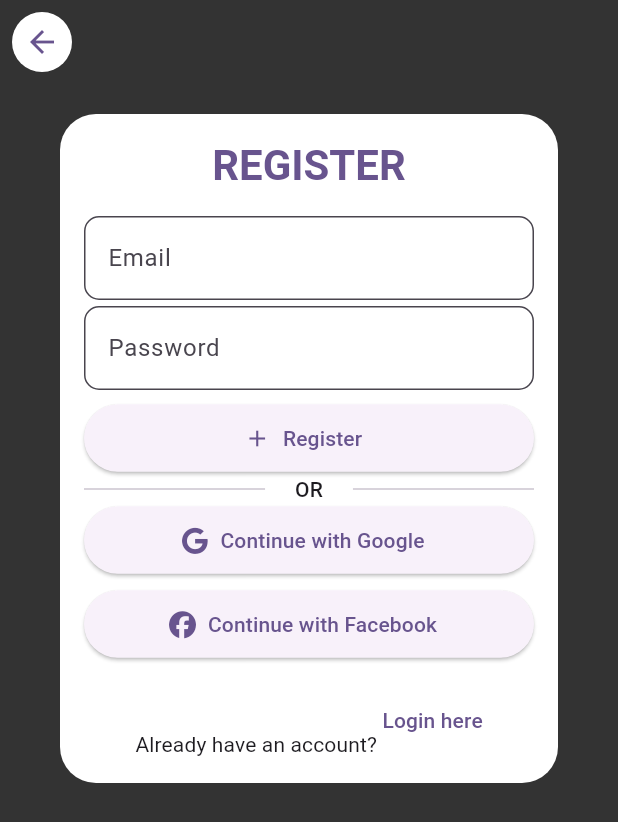
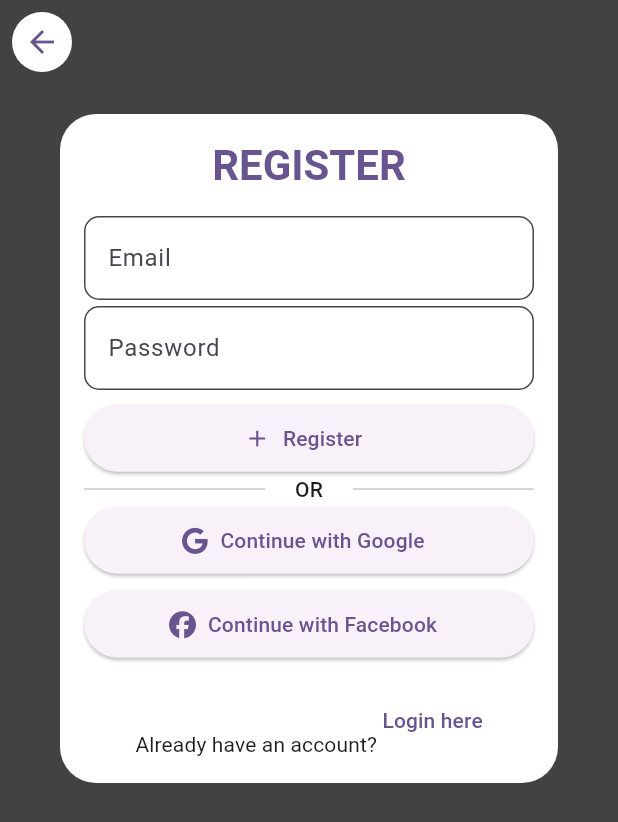
Before and after one commit to sempatpanick/sikomik, a Flutter app: the RegisterPagePhone screen opened directly, on a phone screen of 412 x 824 dp. Shown: the top 822 px of the screen. Run offline on Flutter 3.47's test engine with Material 3 defaults, Android fonts, the phone set to English and light mode, and no system bars; drawn by our look-alikes of toastification; our stand-ins replace cached_network_image, dartz, equatable, firebase_auth, firebase_core, flutter_rating_bar and 6 more; missing offline and left inert: flutter_image; accounts and stored records are empty; network calls fail.

Commit message:
change color of card and background scaffold

```diff
--- a/lib/common/theme.dart
+++ b/lib/common/theme.dart
@@ -1,4 +1,4 @@
 import 'package:flutter/material.dart';
 
-const Color bgColor = Color(0xFF333333);
+const Color bgColor = Color(0xFF434242);
 const Color selectedBgColor = Color(0xFF262626);
--- a/lib/presentation/widgets/comic_card_widget.dart
+++ b/lib/presentation/widgets/comic_card_widget.dart
@@ -33,7 +33,7 @@ class ComicCardWidget extends StatelessWidget {
       },
       child: DecoratedBox(
         decoration: BoxDecoration(
-          color: Colors.white,
+          color: theme.cardColor,
           borderRadius: const BorderRadius.vertical(
             bottom: Radius.circular(10.0),
           ),
```
